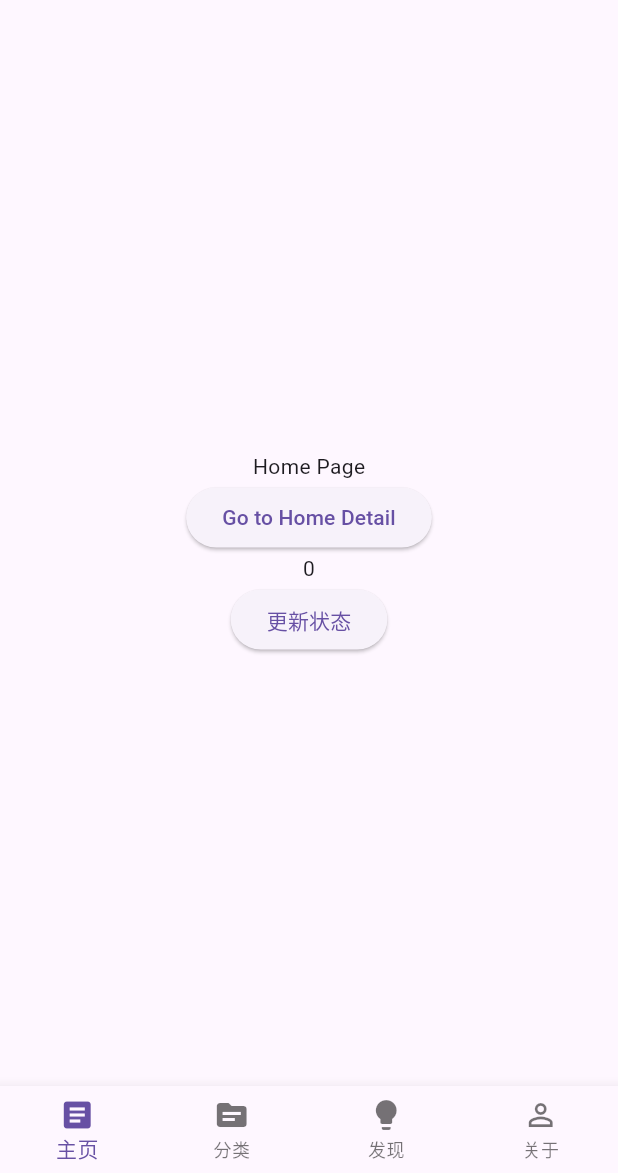
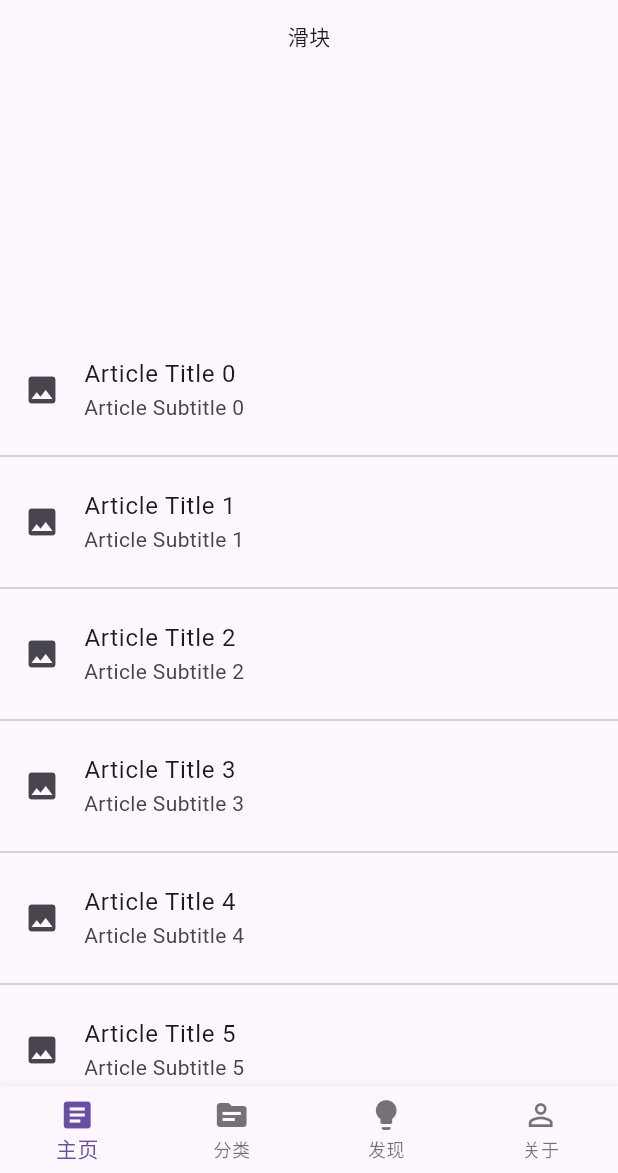
Before and after one commit to LiShuxue/journey_app, a Flutter app: the screen it shows after launch, on a phone screen of 412 x 824 dp, the part 63-1236 px from its top. Run offline on Flutter 3.47's test engine with Material 3 defaults, Android fonts, the phone set to English and light mode, and no system bars.

Commit message:
修改主页，支持列表，滚动和点击

```diff
--- /dev/null
+++ b/lib/models/artitle_model.dart
@@ -0,0 +1,6 @@
+class Article {
+  final int id;
+  final String title;
+
+  Article({required this.id, required this.title});
+}
--- a/lib/pages/home_page.dart
+++ b/lib/pages/home_page.dart
@@ -1,4 +1,5 @@
 import 'package:flutter/material.dart';
+import 'package:journey_app/models/artitle_model.dart';
 import 'package:journey_app/pages/detail_page.dart';
 
 class HomePage extends StatefulWidget {
@@ -10,13 +11,28 @@ class HomePage extends StatefulWidget {
 
 class _HomePageState extends State<HomePage>
     with AutomaticKeepAliveClientMixin {
-  // 页面的状态
-  int _counter = 0;
+  final _scrollController = ScrollController();
+  final List<Article> _articles =
+      List.generate(10, (index) => Article(id: index, title: 'Article $index'));
 
-  // 自定义的修改状态的方法
-  void _addCounter() {
+  @override
+  void initState() {
+    super.initState();
+    _scrollController.addListener(() {
+      if (_scrollController.position.pixels ==
+          _scrollController.position.maxScrollExtent) {
+        _loadMoreArticles();
+      }
+    });
+  }
+
+  void _loadMoreArticles() {
     setState(() {
-      _counter++;
+      _articles.addAll(List.generate(
+          10,
+          (index) => Article(
+              id: _articles.length + index,
+              title: 'Article ${_articles.length + index}')));
     });
   }
 
@@ -24,31 +40,73 @@ class _HomePageState extends State<HomePage>
   Widget build(BuildContext context) {
     super.build(context);
     return Scaffold(
-      body: Center(
-        child: Column(
-          // min 尽可能少的占用主轴方向的空间。当子组件没有占满主轴剩余空间时，Row或Column的实际大小等于所有子组件占用的主轴空间。
-          // max 尽可能多的占用主轴方向的空间。如果子组件没有占满主轴剩余空间，那么剩余的空间会均匀分布在子组件之间。
-          mainAxisSize: MainAxisSize.min,
-          children: [
-            const Text('Home Page'),
-            ElevatedButton(
-              onPressed: () {
+      // 滚动
+      body: ListView.builder(
+        controller: _scrollController,
+        itemCount: _articles.length + 1, // 加1是因为第一项是swiper
+        itemBuilder: (context, index) {
+          if (index == 0) {
+            // 第一项是swiper
+            return const Column(
+              children: [
+                SizedBox(
+                  height: 200, // 设置Swiper的高度
+                  child: Text('滑块'),
+                ),
+                SizedBox(height: 10), // 添加10像素的垂直空间
+              ],
+            );
+          } else if (index == _articles.length) {
+            final article = _articles[index - 1];
+            // 最后一项包含加载中
+            return GestureDetector(
+              onTap: () {
                 Navigator.push(
                   context,
                   MaterialPageRoute(
                       builder: (context) =>
-                          const DetailPage(id: '1', from: 'home')),
+                          DetailPage(id: '${article.id}', from: 'home')),
                 );
               },
-              child: const Text('Go to Home Detail'),
-            ),
-            Text('$_counter'),
-            ElevatedButton(
-              onPressed: () => _addCounter(),
-              child: const Text('更新状态'),
-            ),
-          ],
-        ),
+              child: Column(
+                children: <Widget>[
+                  ListTile(
+                    leading: const Icon(Icons.image), // 替换为文章图片
+                    title: Text('Article Title ${index - 1}'),
+                    subtitle: Text('Article Subtitle ${index - 1}'),
+                  ),
+                  const Divider(),
+                  const CircularProgressIndicator(),
+                  const SizedBox(height: 10),
+                  const Text('加载中...'),
+                ],
+              ),
+            );
+          } else {
+            // 其他项正常展示
+            final article = _articles[index - 1]; // 获取文章
+            return GestureDetector(
+              onTap: () {
+                Navigator.push(
+                  context,
+                  MaterialPageRoute(
+                      builder: (context) =>
+                          DetailPage(id: '${article.id}', from: 'home')),
+                );
+              },
+              child: Column(
+                children: <Widget>[
+                  ListTile(
+                    leading: const Icon(Icons.image), // 替换为文章图片
+                    title: Text('Article Title ${index - 1}'),
+                    subtitle: Text('Article Subtitle ${index - 1}'),
+                  ),
+                  const Divider(),
+                ],
+              ),
+            );
+          }
+        },
       ),
     );
   }
```
